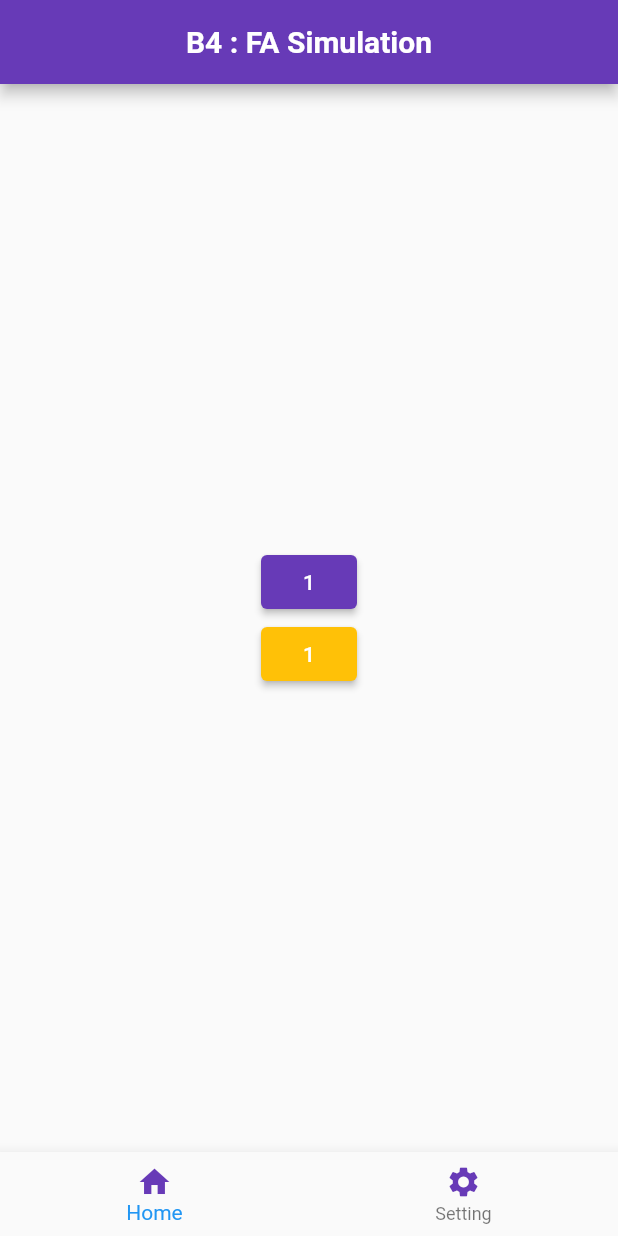
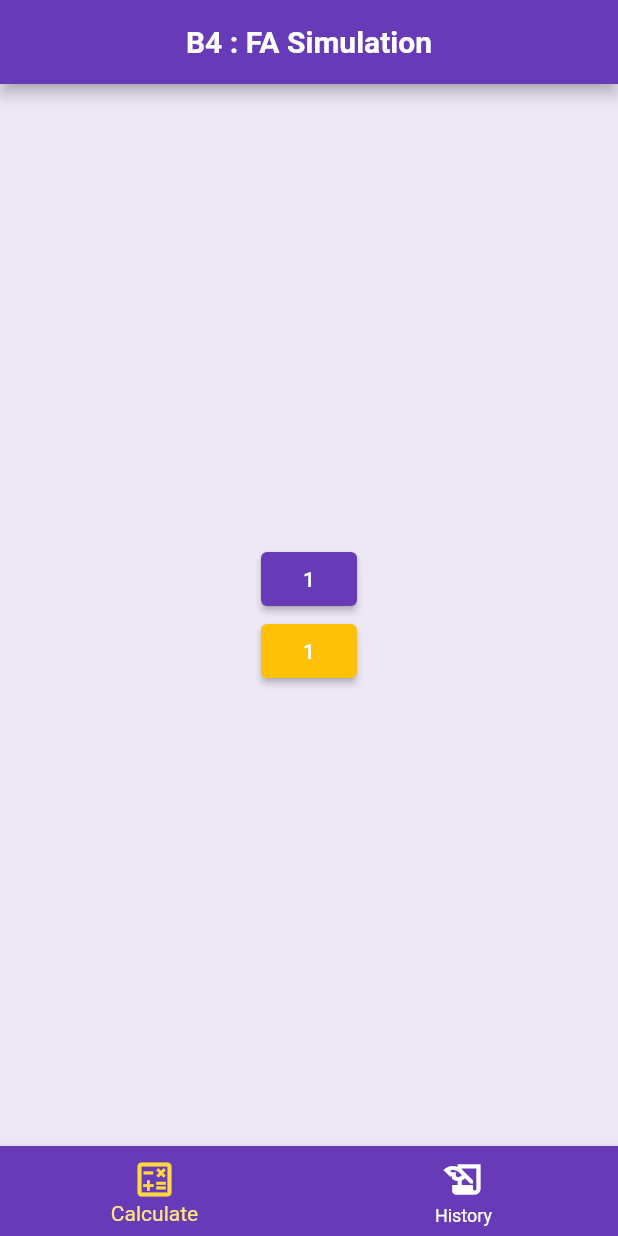
Before and after one commit to Sanmon17/B4Automata, a Flutter app: the screen it shows after launch, after a tap on an icon or button, on a phone screen of 412 x 824 dp. Run offline on Flutter 3.47's test engine with Material 2 defaults, Android fonts, the phone set to English and light mode, and no system bars; our stand-ins replace device_preview.

Commit message:
seperated files

```diff
--- /dev/null
+++ b/lib/homepage.dart
@@ -0,0 +1,94 @@
+import 'package:flutter/material.dart';
+
+class Homepage extends StatefulWidget {
+  const Homepage({super.key});
+
+  @override
+  State<Homepage> createState() => _HomepageState();
+}
+
+class _HomepageState extends State<Homepage> {
+  int button1 = 0, bottomButton = 0;
+
+  @override
+  Widget build(BuildContext context) {
+    return Scaffold(
+      backgroundColor: Colors.deepPurple[50],
+      appBar: AppBar(
+        backgroundColor: Colors.deepPurple,
+        centerTitle: true,
+        title: const Text(
+          'B4 : FA Simulation',
+          style: TextStyle(
+            fontWeight: FontWeight.bold,
+          ),
+        ),
+      ),
+      body: Center(
+        child: SizedBox(
+          width: double.infinity,
+          height: double.infinity,
+          child: Column(
+            mainAxisAlignment: MainAxisAlignment.center,
+            crossAxisAlignment: CrossAxisAlignment.center,
+            children: [
+              ElevatedButton(
+                style: ButtonStyle(
+                  backgroundColor: MaterialStateColor.resolveWith(
+                      (states) => Colors.deepPurple),
+                ),
+                onPressed: () {
+                  setState(() {
+                    ++button1;
+                  });
+                },
+                child: Text(button1.toString()),
+              ),
+              ElevatedButton(
+                style: ButtonStyle(
+                  backgroundColor:
+                      MaterialStateColor.resolveWith((states) => Colors.amber),
+                ),
+                onPressed: () {
+                  setState(() {
+                    ++button1;
+                  });
+                },
+                child: Text(button1.toString()),
+              ),
+            ],
+          ),
+        ),
+      ),
+      bottomNavigationBar: BottomNavigationBar(
+        backgroundColor: Colors.deepPurple,
+        selectedIconTheme: const IconThemeData(color: Colors.amberAccent),
+        unselectedIconTheme: const IconThemeData(color: Colors.white),
+        selectedItemColor: Colors.amberAccent[100],
+        unselectedItemColor: Colors.white,
+        items: const [
+          BottomNavigationBarItem(
+            label: 'Calculate',
+            icon: Icon(
+              Icons.calculate_outlined,
+              size: 30,
+            ),
+          ),
+          BottomNavigationBarItem(
+            label: 'History',
+            icon: Icon(
+              Icons.history_edu_sharp,
+              size: 30,
+            ),
+          ),
+        ],
+        currentIndex: bottomButton,
+        onTap: (value) {
+          setState(() {
+            bottomButton = value;
+          });
+        },
+      ),
+    );
+  }
+}
--- a/lib/main.dart
+++ b/lib/main.dart
@@ -1,95 +1,29 @@
 import 'package:flutter/material.dart';
+import 'homepage.dart';
+import 'package:device_preview/device_preview.dart';
 
 void main() {
-  runApp(const MyApp());
+  runApp(
+    DevicePreview(
+      enabled: true,
+      builder: (context) => const MyApp(), // Wrap your app
+    ),
+  );
 }
 
-class MyApp extends StatefulWidget {
+class MyApp extends StatelessWidget {
   const MyApp({super.key});
-
-  @override
-  State<MyApp> createState() => _MyAppState();
-}
-
-class _MyAppState extends State<MyApp> {
-  int button1 = 0, bottomButton = 0;
 
   @override
   Widget build(BuildContext context) {
     return MaterialApp(
+      // useInheritedMediaQuery: true,
+      locale: DevicePreview.locale(context),
+      builder: DevicePreview.appBuilder,
+      theme: ThemeData.light(),
+      darkTheme: ThemeData.dark(),
       debugShowCheckedModeBanner: false,
-      home: Scaffold(
-        appBar: AppBar(
-          backgroundColor: Colors.deepPurple,
-          centerTitle: true,
-          title: const Text(
-            'B4 : FA Simulation',
-            style: TextStyle(
-              fontWeight: FontWeight.bold,
-            ),
-          ),
-        ),
-        body: Center(
-          child: SizedBox(
-            width: double.infinity,
-            height: double.infinity,
-            child: Column(
-              mainAxisAlignment: MainAxisAlignment.center,
-              crossAxisAlignment: CrossAxisAlignment.center,
-              children: [
-                ElevatedButton(
-                  style: ButtonStyle(
-                    backgroundColor: MaterialStateColor.resolveWith(
-                        (states) => Colors.deepPurple),
-                  ),
-                  onPressed: () {
-                    setState(() {
-                      ++button1;
-                    });
-                  },
-                  child: Text(button1.toString()),
-                ),
-                ElevatedButton(
-                  style: ButtonStyle(
-                    backgroundColor: MaterialStateColor.resolveWith(
-                        (states) => Colors.amber),
-                  ),
-                  onPressed: () {
-                    setState(() {
-                      ++button1;
-                    });
-                  },
-                  child: Text(button1.toString()),
-                ),
-              ],
-            ),
-          ),
-        ),
-        bottomNavigationBar: BottomNavigationBar(
-          items: const [
-            BottomNavigationBarItem(
-              label: 'Home',
-              icon: Icon(
-                Icons.home,
-                color: Colors.deepPurple,
-              ),
-            ),
-            BottomNavigationBarItem(
-              label: 'Setting',
-              icon: Icon(
-                Icons.settings,
-                color: Colors.deepPurple,
-              ),
-            ),
-          ],
-          currentIndex: bottomButton,
-          onTap: (value) {
-            setState(() {
-              bottomButton = value;
-            });
-          },
-        ),
-      ),
+      home: const Homepage(),
     );
   }
 }
--- a/pubspec.yaml
+++ b/pubspec.yaml
@@ -35,6 +35,7 @@ dependencies:
   # The following adds the Cupertino Icons font to your application.
   # Use with the CupertinoIcons class for iOS style icons.
   cupertino_icons: ^1.0.2
+  device_preview: ^1.1.0
 
 dev_dependencies:
   flutter_test:
```
Also changed, not shown: pubspec.lock, 1 other file.
